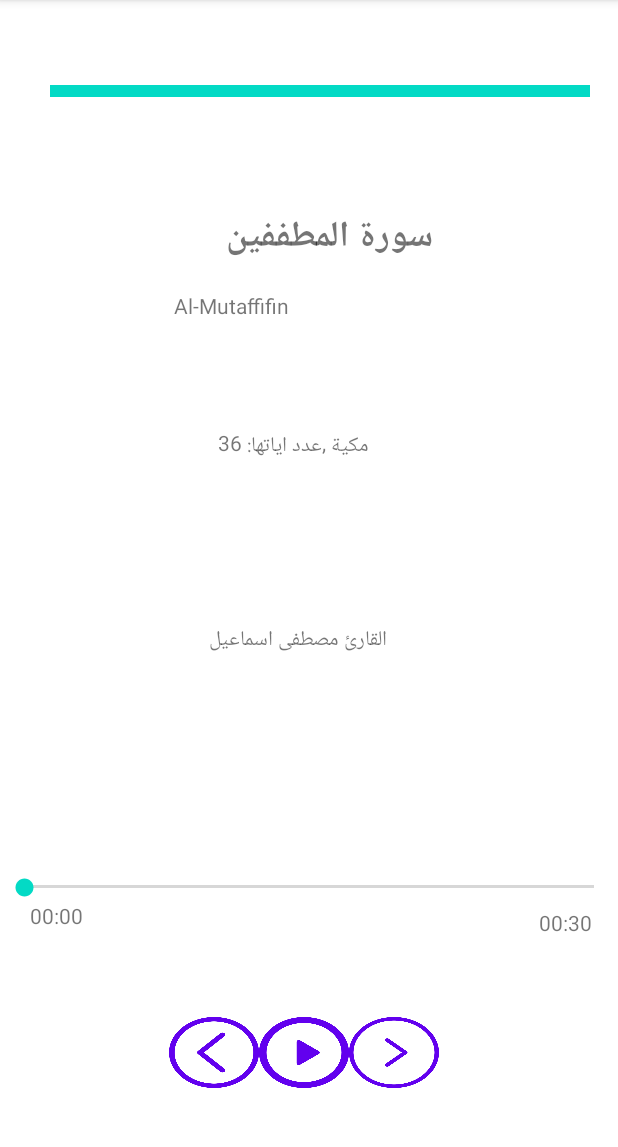
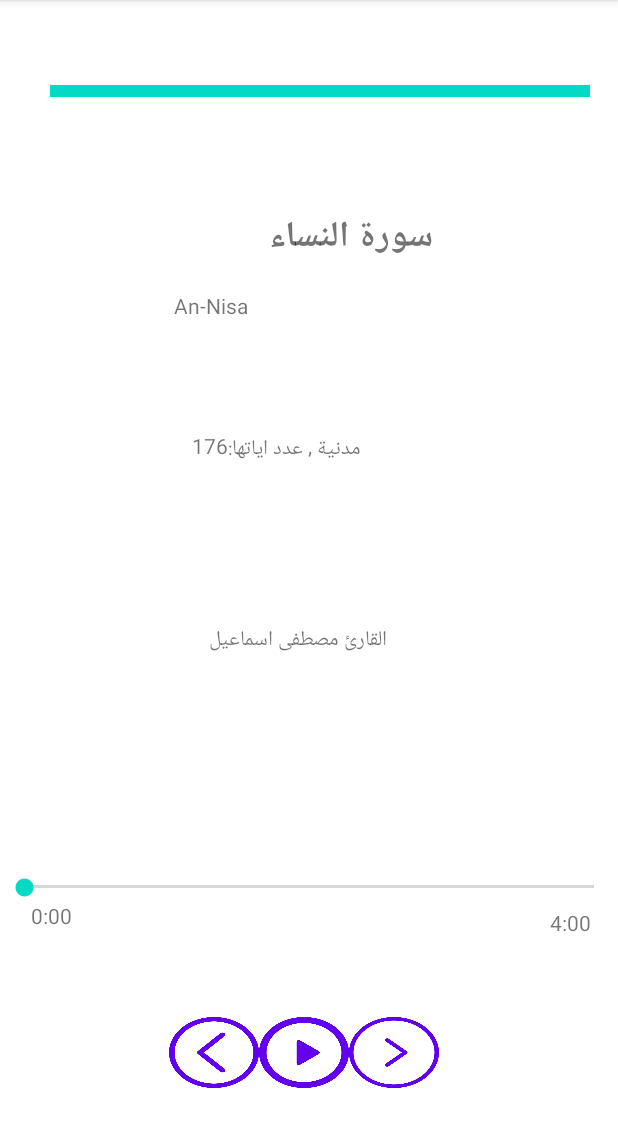
Before and after one commit to chegahmed/Tilawat, an Android app: the screen it shows after launch (DetailActivity), after a tap on "سورة النساء", on a phone screen of 412 x 824 dp, the part 84-1231 px from its top. Run offline under Robolectric (Android 15) with nearby library versions, the phone set to English and light mode, and no system bars; 1 statement that could not run was skipped.

Commit message:
add detail page

```diff
--- a/app/src/main/java/com/example/tilawat/Data/DatabaseHandler.java
+++ b/app/src/main/java/com/example/tilawat/Data/DatabaseHandler.java
@@ -1237,4 +1237,23 @@ public class DatabaseHandler extends SQLiteOpenHelper {
     }
 
 
+    //get QuranSurah by id
+    public QuranSurah getQuranSurah(int id) {
+        SQLiteDatabase db = this.getWritableDatabase();
+
+        Cursor cursor = db.query(Constants.TABLE_NAME, new String[]{
+                        Constants.KEY_ID, Constants.KEY_ARABIC, Constants.KEY_LATIN,Constants.KEY_ENGLISH,
+                        Constants.KEY_LOCATION, Constants.KEY_SAJDA, Constants.KEY_AYAH,Constants.KEY_NAME_FILE}, Constants.KEY_ID + "=?",
+                new String[]{String.valueOf(id)}, null, null, null, null);
+
+        if (cursor != null)
+            cursor.moveToFirst();
+
+        QuranSurah quranSurah = new QuranSurah(Integer.parseInt(cursor.getString(0)), cursor.getString(1),cursor.getString(2),cursor.getString(3),
+        cursor.getString(4), cursor.getString(5),Integer.parseInt(cursor.getString(6)),cursor.getString(7));
+
+        return quranSurah;
+    }
+
+
 }
--- a/app/src/main/java/com/example/tilawat/DetailActivity.java
+++ b/app/src/main/java/com/example/tilawat/DetailActivity.java
@@ -2,6 +2,8 @@ package com.example.tilawat;
 
 import androidx.appcompat.app.AppCompatActivity;
 
+import android.content.res.AssetFileDescriptor;
+import android.net.Uri;
 import android.os.Bundle;
 import android.media.MediaPlayer;
 import android.util.Log;
@@ -11,6 +13,11 @@ import android.widget.ImageView;
 import android.widget.SeekBar;
 import android.widget.TextView;
 
+import com.example.tilawat.Data.DatabaseHandler;
+import com.example.tilawat.Model.QuranSurah;
+import com.example.tilawat.Util.Constants;
+
+import java.io.IOException;
 import java.text.SimpleDateFormat;
 import java.util.Date;
 
@@ -19,15 +26,19 @@ public class DetailActivity extends AppCompatActivity implements View.OnClickLis
 
     MediaPlayer mediaPlayer;
     ImageView artistImage;
-    TextView leftTime,rightTime;
+    TextView leftTime,rightTime,arabic,latin,location,ayah;
     SeekBar seekBar;
     Button prevButton,nextButton,playButton;
     Thread thread;
+    private DatabaseHandler db;
 
     @Override
     protected void onCreate(Bundle savedInstanceState) {
         super.onCreate(savedInstanceState);
         setContentView(R.layout.activity_detail);
+
+        db = new DatabaseHandler(this);
+
         setUpUI();
         seekBar.setOnSeekBarChangeListener(new SeekBar.OnSeekBarChangeListener() {
             @Override
@@ -60,7 +71,7 @@ public class DetailActivity extends AppCompatActivity implements View.OnClickLis
     public  void setUpUI(){
 
         mediaPlayer =new MediaPlayer();
-        mediaPlayer = MediaPlayer.create(getApplicationContext(),R.raw.music);
+     //   mediaPlayer = MediaPlayer.create(getApplicationContext(),R.raw.music);
 
         artistImage = (ImageView) findViewById(R.id.ImageId);
         leftTime = (TextView) findViewById(R.id.leftTime);
@@ -69,10 +80,52 @@ public class DetailActivity extends AppCompatActivity implements View.OnClickLis
         prevButton =(Button) findViewById(R.id.prevButton);
         nextButton = (Button) findViewById(R.id.nextButton);
         playButton = (Button) findViewById(R.id.playButton);
+        arabic  = (TextView) findViewById(R.id.sourhArId);
+        latin  = (TextView) findViewById(R.id.sourhEnId);
+        location  = (TextView) findViewById(R.id.locationId);
+        ayah  = (TextView) findViewById(R.id.ayahId);
 
         prevButton.setOnClickListener(this);
         playButton.setOnClickListener(this);
         nextButton.setOnClickListener(this);
+
+        Bundle bundle = getIntent().getExtras();
+
+        if ( bundle != null ) {
+
+            int id =  bundle.getInt("id");
+            // Get items from database
+            QuranSurah quranSurah = db.getQuranSurah(id);
+
+            arabic.setText(bundle.getString("arabic"));
+            latin.setText(bundle.getString("latin"));
+            location.setText(quranSurah.getLocaltion());
+            if(quranSurah.getLocaltion() == "1"){
+                location.setText(Constants.MAKIYA);
+            }else{
+                location.setText(Constants.MADANYA);
+            }
+            ayah.setText(Constants.NOMBRE_AYAH +quranSurah.getAyah());
+            String nameFile = quranSurah.getNameFile();
+
+
+            try {
+                AssetFileDescriptor afd = getAssets().openFd("ghamdi/"+nameFile);
+                mediaPlayer.setDataSource(afd.getFileDescriptor(),afd.getStartOffset(),afd.getLength());
+                mediaPlayer.prepare();
+             // afd.close();
+            } catch (IOException e) {
+                e.printStackTrace();
+            }
+
+
+
+
+        }
+
+
+
+
     }
 
     @Override
--- a/app/src/main/java/com/example/tilawat/Model/QuranSurah.java
+++ b/app/src/main/java/com/example/tilawat/Model/QuranSurah.java
@@ -9,6 +9,20 @@ public class QuranSurah {
     private String sajda;
     private int ayah ;
     private String nameFile;
+
+    public QuranSurah(int id, String arabic, String latin, String english, String localtion, String sajda, int ayah, String nameFile) {
+        this.id = id;
+        this.arabic = arabic;
+        this.latin = latin;
+        this.english = english;
+        this.localtion = localtion;
+        this.sajda = sajda;
+        this.ayah = ayah;
+        this.nameFile = nameFile;
+    }
+
+    public QuranSurah() {
+    }
 
     public int getId() {
         return id;
--- a/app/src/main/java/com/example/tilawat/UI/RecyclerViewAdapter.java
+++ b/app/src/main/java/com/example/tilawat/UI/RecyclerViewAdapter.java
@@ -74,6 +74,7 @@ public class RecyclerViewAdapter extends RecyclerView.Adapter<RecyclerViewAdapte
                     Intent intent = new Intent(context, DetailActivity.class);
                     intent.putExtra("arabic", grocery.getArabic());
                     intent.putExtra("latin", grocery.getLatin());
+                    intent.putExtra("id", grocery.getId());
 
                     context.startActivity(intent);
 
--- a/app/src/main/java/com/example/tilawat/Util/Constants.java
+++ b/app/src/main/java/com/example/tilawat/Util/Constants.java
@@ -15,4 +15,12 @@ public class Constants {
     public static final String KEY_SAJDA ="sajda";
     public static final String KEY_AYAH="ayah";
     public static final String KEY_NAME_FILE="nameFile";
+
+//static wordings
+    public static final String NOMBRE_AYAH=" عدد اياتها:";
+    public static final String MADANYA=" مدنية ,";
+    public static final String MAKIYA=" مكية ,";
+
+
+
 }
--- a/app/src/main/res/layout/activity_detail.xml
+++ b/app/src/main/res/layout/activity_detail.xml
@@ -140,8 +140,8 @@
         app:layout_constraintTop_toBottomOf="@+id/sourhArId" />
 
     <TableRow
-        android:layout_width="113dp"
-        android:layout_height="32dp"
+        android:layout_width="148dp"
+        android:layout_height="27dp"
         app:layout_constraintBottom_toTopOf="@+id/acteurId"
         app:layout_constraintEnd_toEndOf="parent"
         app:layout_constraintHorizontal_bias="0.486"
```
